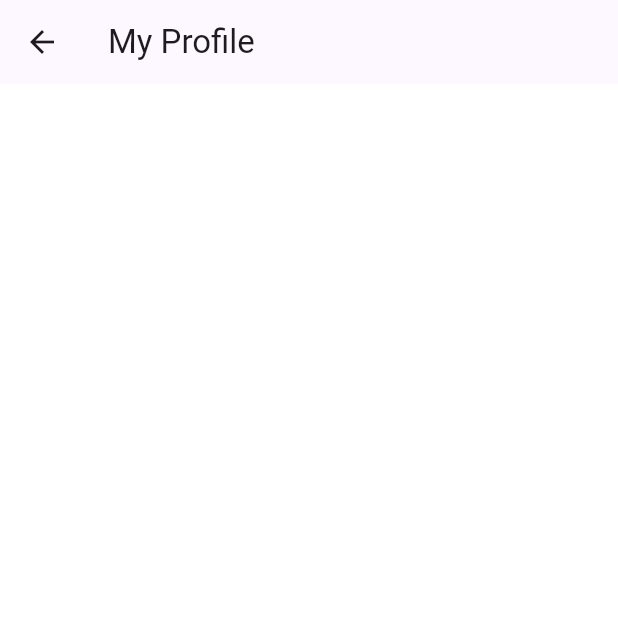
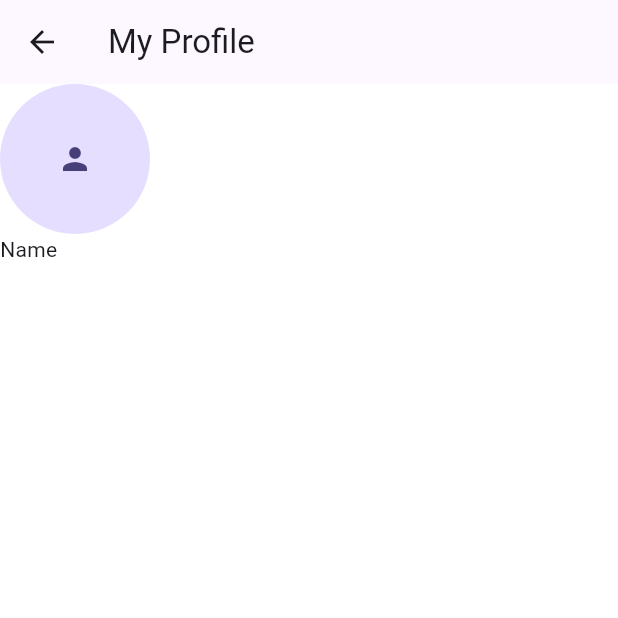
Before and after one commit to MujahidAmin1/expense_trackerv2, a Flutter app: the Profile screen opened directly, on a phone screen of 412 x 824 dp, the top half of it. Run offline on Flutter 3.47's test engine with Material 3 defaults, Android fonts, the phone set to English and light mode, and no system bars; our stand-ins replace hive, hive_flutter; missing offline and left inert: pattern_formatter; accounts and stored records are empty.

Commit message:
minor fix

```diff
--- a/lib/screens/add_transaction.dart
+++ b/lib/screens/add_transaction.dart
@@ -1,6 +1,7 @@
 import 'package:expense_trackerv2/models/transaction.dart';
 import 'package:expense_trackerv2/providers/transaction_provider.dart';
 import 'package:flutter/material.dart';
+import 'package:pattern_formatter/numeric_formatter.dart';
 import 'package:provider/provider.dart';
 
 class AddTransaction extends StatefulWidget {
@@ -126,6 +127,9 @@ class _AddTransactionState extends State<AddTransaction> {
             ),
             const SizedBox(height: 25),
             TextField(
+              inputFormatters: [
+                ThousandsFormatter(),
+              ],
               keyboardType: TextInputType.number,
               controller: amountController,
               decoration: const InputDecoration(
@@ -138,7 +142,7 @@ class _AddTransactionState extends State<AddTransaction> {
               style: ButtonStyle(
                   backgroundColor: MaterialStateProperty.all<Color>(const Color(0xFF7F00FF))),
               onPressed: () {
-                result = convertToDouble(amountController.text);
+                result = convertToDouble(amountController.text.replaceAll(',', ''));
                 if (billerController.text.isNotEmpty &&
                     billerDetailController.text.isNotEmpty &&
                     result != null) {
--- a/lib/screens/first_screen.dart
+++ b/lib/screens/first_screen.dart
@@ -92,9 +92,8 @@ class _FirstScreenState extends State<FirstScreen> {
               sliver: SliverList(
                 delegate: SliverChildBuilderDelegate(
                   (context, index) {
-                    final item = filteredTransactionList[index];
                     return Dismissible(
-                      key: Key(item as String),
+                      key: UniqueKey(),
                       background: Container(
                         color: Colors.red,
                         alignment: Alignment.centerRight,
--- a/lib/screens/profile.dart
+++ b/lib/screens/profile.dart
@@ -9,6 +9,17 @@ class Profile extends StatelessWidget {
       appBar: AppBar(
         title: const Text("My Profile"),
       ),
+      body: Column(
+        crossAxisAlignment: CrossAxisAlignment.start,
+        children: [
+          CircleAvatar(
+            radius: 50,
+            child: Icon(Icons.person),
+          ),
+          Text("Name"),
+
+        ],
+      ),
     );
   }
 }
--- a/lib/widgets/credit_card.dart
+++ b/lib/widgets/credit_card.dart
@@ -32,7 +32,7 @@ class _CreditCardState extends State<CreditCard> {
             crossAxisAlignment: CrossAxisAlignment.start,
             children: [
               Text(
-               "dayum",
+                 'datum',
                 style: TextStyle(fontSize: 30, color: Colors.white),
                 ),
               Text("Balance", style: TextStyle(fontSize: 17, color: Colors.white),),
```
